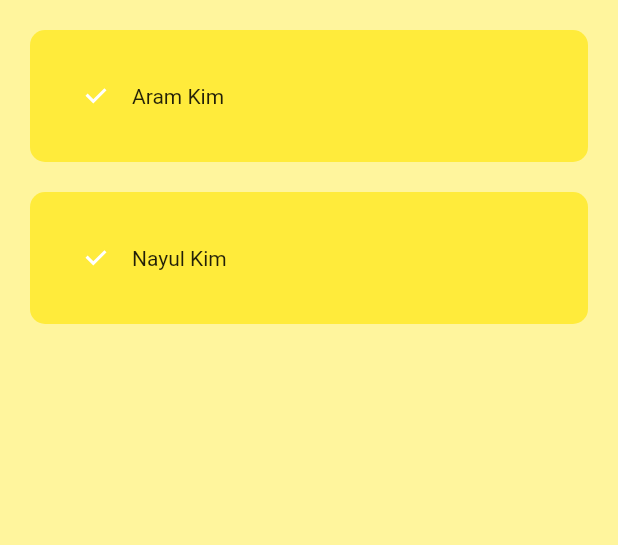
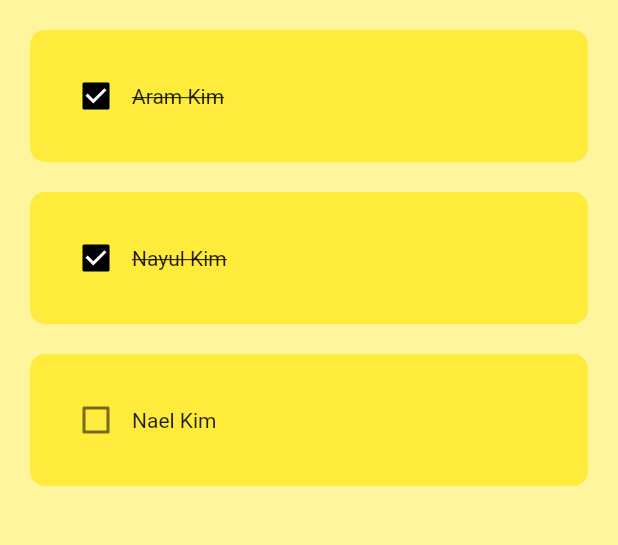
Before and after one commit to AramKim37/fluttertodo, a Flutter app: the screen it shows after launch, on a phone screen of 412 x 824 dp, the part 84-629 px from its top. Run offline on Flutter 3.47's test engine with Material 2 defaults, Android fonts, the phone set to English and light mode, and no system bars.

Commit message:
checkbox text linethrough when completed

```diff
--- a/lib/pages/home_page.dart
+++ b/lib/pages/home_page.dart
@@ -15,6 +15,7 @@ class _HomePageState extends State<HomePage> {
   List toDoList = [
     ['Aram Kim', true],
     ['Nayul Kim', true],
+    ['Nael Kim', false],
   ];
 
   void checkBoxChanged(value, int index) {
--- a/lib/utils/task.dart
+++ b/lib/utils/task.dart
@@ -27,8 +27,19 @@ class Task extends StatelessWidget {
           padding: const EdgeInsets.all(20),
           child: Row(
             children: [
-              Checkbox(value: completed, onChanged: onChanged),
-              Text(taskName),
+              Checkbox(
+                value: completed,
+                onChanged: onChanged,
+                activeColor: Colors.black,
+              ),
+              Text(
+                taskName,
+                style: TextStyle(
+                  decoration: completed
+                      ? TextDecoration.lineThrough
+                      : TextDecoration.none,
+                ),
+              ),
             ],
           ),
         ),
```
